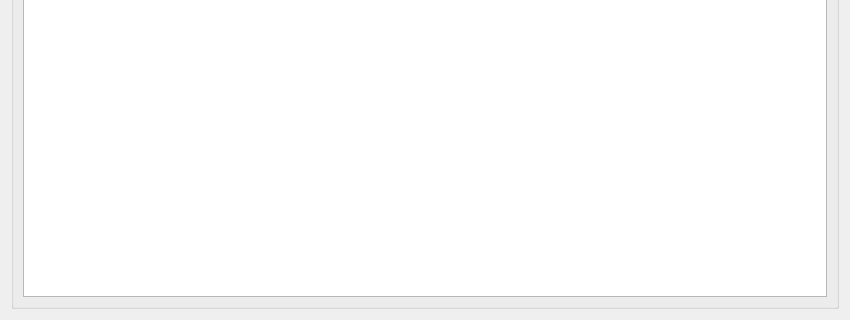
Old version of the form ui/outputWindow.ui in the repository gkeep/script-creator; both pictures show x 0 to 850 and y 280 to 600 of the 850 by 600 pixel window.
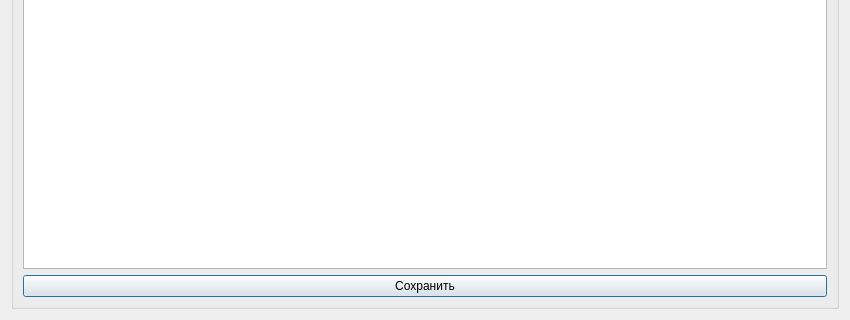
New version of the form.

Commit message: Save script dialog

Diff of the .ui file:
```diff
--- a/ui/outputWindow.ui
+++ b/ui/outputWindow.ui
@@ -32,6 +32,13 @@
         </property>
        </widget>
       </item>
+      <item>
+       <widget class="QPushButton" name="saveButton">
+        <property name="text">
+         <string>Сохранить</string>
+        </property>
+       </widget>
+      </item>
      </layout>
     </widget>
    </item>
```
The commit also changes 2 other files.
